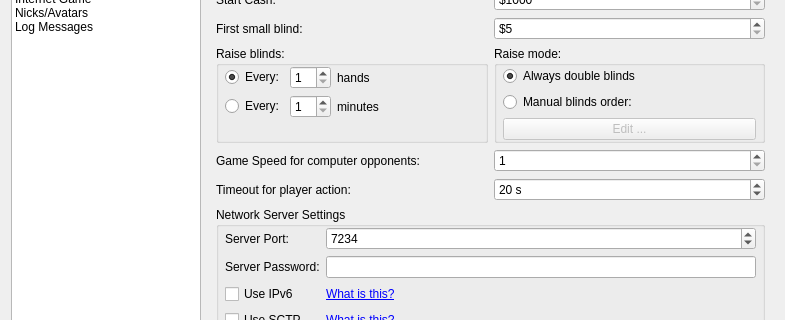
This is src/gui/qt/settingsdialog.ui in pokerth/pokerth as Qt 5 draws it before an edit; both pictures show x 0 to 785 and y 90 to 410 of the 785 by 530 pixel window. The edited form follows.
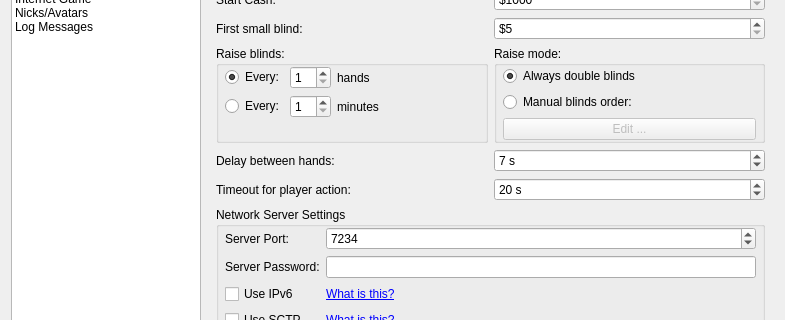
This is the edited form. The open tabs and pages were chosen to show the change. Icons and pictures are not drawn. Custom widgets are drawn as their Qt base class.

Commit message: add delay between hands option for network/internet game

```diff
--- a/src/gui/qt/settingsdialog.ui
+++ b/src/gui/qt/settingsdialog.ui
@@ -1294,7 +1294,7 @@
            <item>
             <widget class="QLabel" name="label_36">
              <property name="text">
-              <string>Game Speed for computer opponents:</string>
+              <string>Delay between hands:</string>
              </property>
              <property name="buddy">
               <cstring>spinBox_netGameSpeed</cstring>
@@ -1302,16 +1302,22 @@
             </widget>
            </item>
            <item>
-            <widget class="QSpinBox" name="spinBox_netGameSpeed">
+            <widget class="QSpinBox" name="spinBox_netDelayBetweenHands">
+             <property name="suffix">
+              <string> s</string>
+             </property>
              <property name="minimum">
-              <number>1</number>
+              <number>5</number>
              </property>
              <property name="maximum">
-              <number>11</number>
+              <number>20</number>
              </property>
              <property name="singleStep">
               <number>1</number>
              </property>
+             <property name="value">
+              <number>7</number>
+             </property>
             </widget>
            </item>
           </layout>
```
Left out of the diff: 6 changed lines with no effect on the pictures. The commit also changes 10 other files.
